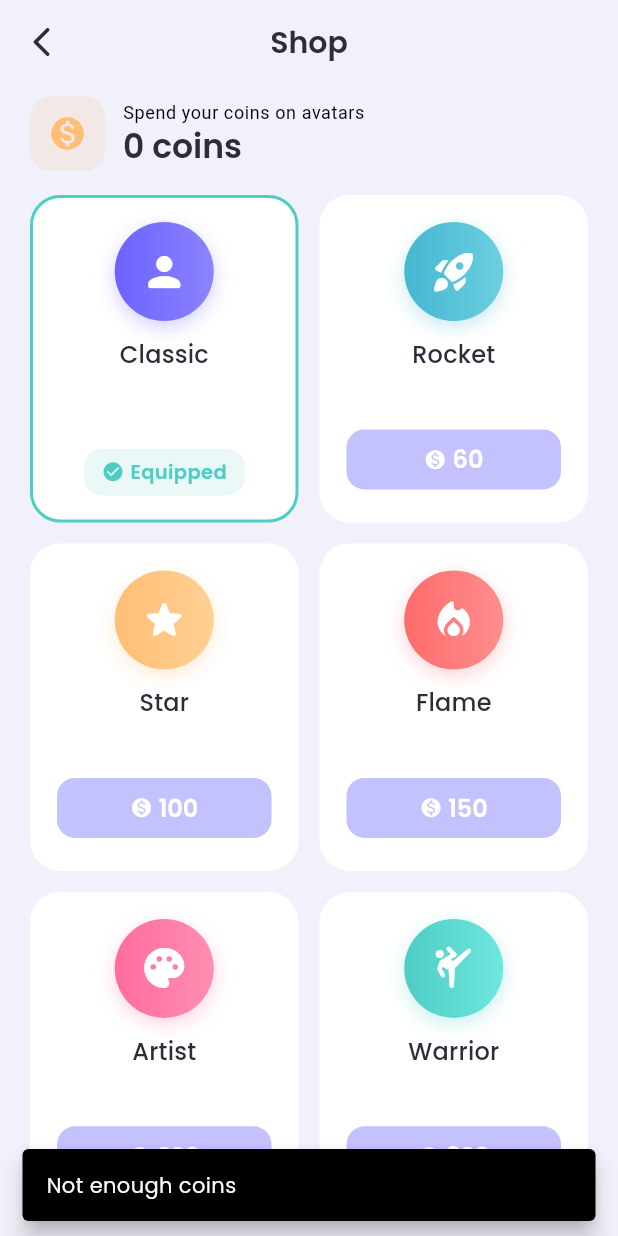
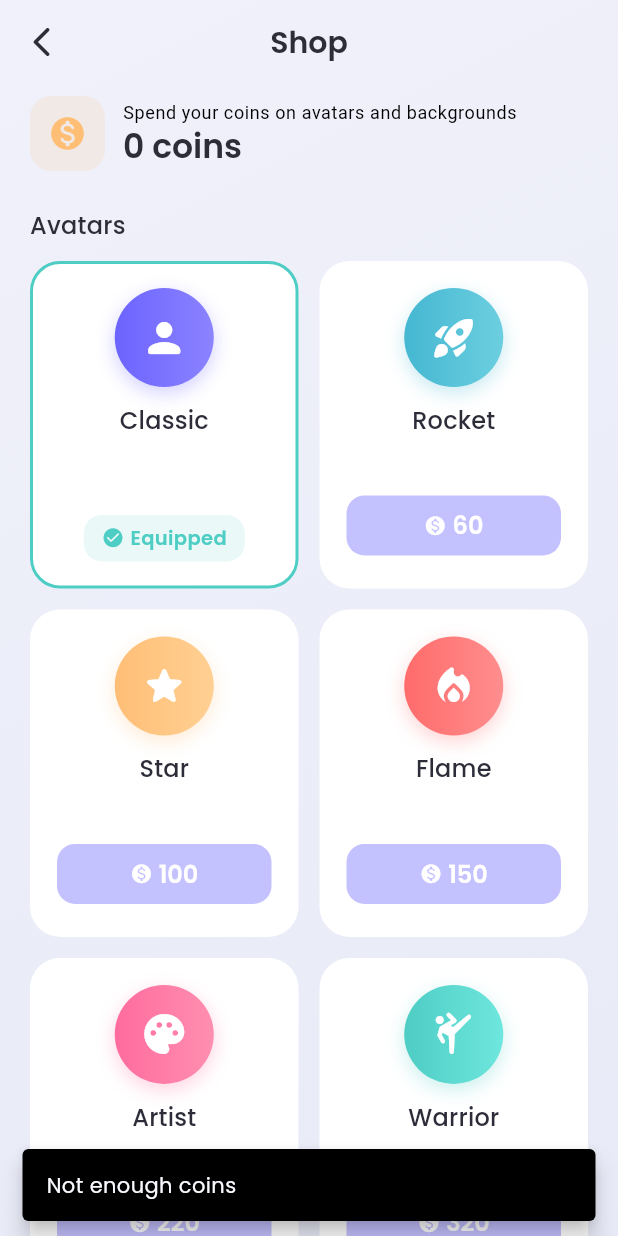
Before and after one commit to ElezDev/PuzzleApp, a Flutter app: the ShopScreen screen opened directly, after a tap on "60", on a phone screen of 412 x 824 dp. Run offline on Flutter 3.47's test engine with Material 3 defaults, Android fonts, the light colour scheme and no system bars; our stand-ins replace audioplayers, confetti, flutter_staggered_animations, google_fonts, sqflite; accounts and stored records are empty.

Commit message:
Implement background customization feature with dynamic theming. Update AppProvider to manage equipped backgrounds and enhance shop screen for background purchases and equips. Add localization for background names in Spanish and English.

```diff
--- a/lib/core/app_theme.dart
+++ b/lib/core/app_theme.dart
@@ -14,8 +14,6 @@ class AppTheme {
   static const Color _surfaceDark = Color(0xFF1A1B2E);
   static const Color _cardLight = Color(0xFFFFFFFF);
   static const Color _cardDark = Color(0xFF252742);
-  static const Color _bgLight = Color(0xFFF0F1FA);
-  static const Color _bgDark = Color(0xFF12131E);
 
   static ThemeData lightTheme = ThemeData(
     useMaterial3: true,
@@ -27,7 +25,7 @@ class AppTheme {
       surface: _surfaceLight,
       error: error,
     ),
-    scaffoldBackgroundColor: _bgLight,
+    scaffoldBackgroundColor: Colors.transparent,
     cardColor: _cardLight,
     textTheme: GoogleFonts.poppinsTextTheme(
       const TextTheme(
@@ -90,7 +88,7 @@ class AppTheme {
       surface: _surfaceDark,
       error: error,
     ),
-    scaffoldBackgroundColor: _bgDark,
+    scaffoldBackgroundColor: Colors.transparent,
     cardColor: _cardDark,
     textTheme: GoogleFonts.poppinsTextTheme(
       const TextTheme(
--- a/lib/l10n/app_strings.dart
+++ b/lib/l10n/app_strings.dart
@@ -62,9 +62,10 @@ class AppStrings {
   String get coins => isSpanish ? 'Monedas' : 'Coins';
   String get shop => isSpanish ? 'Tienda' : 'Shop';
   String get shopSubtitle => isSpanish
-      ? 'Gasta tus monedas en avatares'
-      : 'Spend your coins on avatars';
+      ? 'Gasta tus monedas en avatares y fondos'
+      : 'Spend your coins on avatars and backgrounds';
   String get avatars => isSpanish ? 'Avatares' : 'Avatars';
+  String get backgrounds => isSpanish ? 'Fondos' : 'Backgrounds';
   String get buy => isSpanish ? 'Comprar' : 'Buy';
   String get equip => isSpanish ? 'Equipar' : 'Equip';
   String get equipped => isSpanish ? 'Equipado' : 'Equipped';
@@ -101,6 +102,26 @@ class AppStrings {
       ? 'Se desbloquea en el nivel $level'
       : 'Unlocks at level $level';
   String get locked => isSpanish ? 'Bloqueado' : 'Locked';
+  String backgroundName(String id) {
+    switch (id) {
+      case 'bg_default':
+        return isSpanish ? 'Clásico' : 'Classic';
+      case 'bg_sunset':
+        return isSpanish ? 'Atardecer' : 'Sunset';
+      case 'bg_ocean':
+        return isSpanish ? 'Océano' : 'Ocean';
+      case 'bg_forest':
+        return isSpanish ? 'Bosque' : 'Forest';
+      case 'bg_midnight':
+        return isSpanish ? 'Medianoche' : 'Midnight';
+      case 'bg_neon':
+        return isSpanish ? 'Neón' : 'Neon';
+      case 'bg_galaxy':
+        return isSpanish ? 'Galaxia' : 'Galaxy';
+      default:
+        return id;
+    }
+  }
   String get changeName => isSpanish ? 'Cambiar nombre' : 'Change name';
   String get yourName => isSpanish ? 'Tu nombre' : 'Your name';
   String get cancel => isSpanish ? 'Cancelar' : 'Cancel';
--- a/lib/main.dart
+++ b/lib/main.dart
@@ -27,6 +27,10 @@ class PuzlessApp extends StatelessWidget {
   @override
   Widget build(BuildContext context) {
     final provider = context.watch<AppProvider>();
+    final background = provider.equippedBackground;
+    final colors = provider.isDarkMode
+        ? background.darkColors
+        : background.lightColors;
 
     return MaterialApp(
       onGenerateTitle: (context) => AppStrings.of(context).appTitle,
@@ -37,6 +41,18 @@ class PuzlessApp extends StatelessWidget {
       locale: provider.locale,
       supportedLocales: AppStrings.supportedLocales,
       localizationsDelegates: AppStrings.localizationsDelegates,
+      builder: (context, child) => AnimatedContainer(
+        duration: const Duration(milliseconds: 400),
+        curve: Curves.easeInOut,
+        decoration: BoxDecoration(
+          gradient: LinearGradient(
+            begin: Alignment.topLeft,
+            end: Alignment.bottomRight,
+            colors: colors,
+          ),
+        ),
+        child: child,
+      ),
       home: const MainShell(),
     );
   }
--- /dev/null
+++ b/lib/models/app_background.dart
@@ -0,0 +1,69 @@
+import 'package:flutter/material.dart';
+
+class AppBackground {
+  final String id;
+  final List<Color> lightColors;
+  final List<Color> darkColors;
+  final int price;
+
+  const AppBackground({
+    required this.id,
+    required this.lightColors,
+    required this.darkColors,
+    required this.price,
+  });
+
+  static const List<AppBackground> all = [
+    AppBackground(
+      id: 'bg_default',
+      lightColors: [Color(0xFFF0F1FA), Color(0xFFE8EAF7)],
+      darkColors: [Color(0xFF12131E), Color(0xFF1A1B2E)],
+      price: 0,
+    ),
+    AppBackground(
+      id: 'bg_sunset',
+      lightColors: [Color(0xFFFFE8D6), Color(0xFFFFD6E8)],
+      darkColors: [Color(0xFF3A1F2B), Color(0xFF241326)],
+      price: 80,
+    ),
+    AppBackground(
+      id: 'bg_ocean',
+      lightColors: [Color(0xFFD6F0FF), Color(0xFFE0E8FF)],
+      darkColors: [Color(0xFF0F2233), Color(0xFF12203A)],
+      price: 120,
+    ),
+    AppBackground(
+      id: 'bg_forest',
+      lightColors: [Color(0xFFDFF5E1), Color(0xFFEAF7E6)],
+      darkColors: [Color(0xFF12261A), Color(0xFF0F1E16)],
+      price: 160,
+    ),
+    AppBackground(
+      id: 'bg_midnight',
+      lightColors: [Color(0xFFE4E0FF), Color(0xFFF0E6FF)],
+      darkColors: [Color(0xFF1A1440), Color(0xFF0D0A24)],
+      price: 220,
+    ),
+    AppBackground(
+      id: 'bg_neon',
+      lightColors: [Color(0xFFFFE0F5), Color(0xFFE0F0FF)],
+      darkColors: [Color(0xFF2A0A3A), Color(0xFF0A1A3A)],
+      price: 320,
+    ),
+    AppBackground(
+      id: 'bg_galaxy',
+      lightColors: [Color(0xFFE8E0FF), Color(0xFFD8E4FF)],
+      darkColors: [Color(0xFF140B2E), Color(0xFF0A0820)],
+      price: 450,
+    ),
+  ];
+
+  static AppBackground get defaultBackground => all.first;
+
+  static AppBackground byId(String id) {
+    return all.firstWhere(
+      (item) => item.id == id,
+      orElse: () => defaultBackground,
+    );
+  }
+}
--- a/lib/providers/app_provider.dart
+++ b/lib/providers/app_provider.dart
@@ -2,6 +2,7 @@ import 'package:flutter/material.dart';
 import '../core/database_helper.dart';
 import '../core/sound_manager.dart';
 import '../models/shop_item.dart';
+import '../models/app_background.dart';
 
 class AppProvider extends ChangeNotifier {
   final DatabaseHelper _db = DatabaseHelper();
@@ -15,6 +16,7 @@ class AppProvider extends ChangeNotifier {
   Map<String, dynamic> _profile = {};
   List<String> _purchases = [];
   String _equippedAvatar = ShopItem.defaultAvatar.id;
+  String _equippedBackground = AppBackground.defaultBackground.id;
   bool _isLoaded = false;
 
   bool get isDarkMode => _isDarkMode;
@@ -40,10 +42,17 @@ class AppProvider extends ChangeNotifier {
 
   ShopItem get equippedAvatar => ShopItem.byId(_equippedAvatar);
 
+  AppBackground get equippedBackground =>
+      AppBackground.byId(_equippedBackground);
+
   bool isPurchased(String itemId) =>
-      itemId == ShopItem.defaultAvatar.id || _purchases.contains(itemId);
+      itemId == ShopItem.defaultAvatar.id ||
+      itemId == AppBackground.defaultBackground.id ||
+      _purchases.contains(itemId);
 
   bool isEquipped(String itemId) => _equippedAvatar == itemId;
+
+  bool isBackgroundEquipped(String itemId) => _equippedBackground == itemId;
 
   double get levelProgress {
     final current = _db.xpInCurrentLevel(totalXp);
@@ -78,6 +87,11 @@ class AppProvider extends ChangeNotifier {
     _equippedAvatar = (avatar == null || avatar.isEmpty)
         ? ShopItem.defaultAvatar.id
         : avatar;
+
+    final background = await _db.getSetting('equipped_background');
+    _equippedBackground = (background == null || background.isEmpty)
+        ? AppBackground.defaultBackground.id
+        : background;
 
     _isLoaded = true;
     notifyListeners();
@@ -144,16 +158,21 @@ class AppProvider extends ChangeNotifier {
     notifyListeners();
   }
 
-  Future<bool> purchaseItem(ShopItem item) async {
-    if (isPurchased(item.id)) return true;
-    final success = await _db.spendCoins(item.price);
+  Future<bool> purchase(String itemId, int price) async {
+    if (isPurchased(itemId)) return true;
+    final success = await _db.spendCoins(price);
     if (!success) return false;
-    await _db.recordPurchase(item.id);
+    await _db.recordPurchase(itemId);
     _profile = await _db.getProfile();
     _purchases = await _db.getPurchases();
     notifyListeners();
     return true;
   }
+
+  Future<bool> purchaseItem(ShopItem item) => purchase(item.id, item.price);
+
+  Future<bool> purchaseBackground(AppBackground item) =>
+      purchase(item.id, item.price);
 
   Future<void> equipAvatar(String itemId) async {
     if (!isPurchased(itemId)) return;
@@ -161,4 +180,11 @@ class AppProvider extends ChangeNotifier {
     await _db.setSetting('equipped_avatar', itemId);
     notifyListeners();
   }
+
+  Future<void> equipBackground(String itemId) async {
+    if (!isPurchased(itemId)) return;
+    _equippedBackground = itemId;
+    await _db.setSetting('equipped_background', itemId);
+    notifyListeners();
+  }
 }
--- a/lib/screens/games/minesweeper_screen.dart
+++ b/lib/screens/games/minesweeper_screen.dart
@@ -382,7 +382,7 @@ class _MineCell extends StatelessWidget {
     Widget child;
     Color bg;
     if (cell.isRevealed) {
-      bg = theme.scaffoldBackgroundColor;
+      bg = theme.colorScheme.surface.withValues(alpha: 0.55);
       if (cell.isMine) {
         child = const Icon(Icons.dangerous_rounded,
             color: AppTheme.error, size: 20);
--- a/lib/screens/games/tic_tac_toe_screen.dart
+++ b/lib/screens/games/tic_tac_toe_screen.dart
@@ -485,7 +485,7 @@ class _BoardCellState extends State<_BoardCell>
         decoration: BoxDecoration(
           color: widget.isWinCell
               ? color.withValues(alpha: 0.15)
-              : Theme.of(context).scaffoldBackgroundColor,
+              : Theme.of(context).colorScheme.surface,
           borderRadius: BorderRadius.circular(16),
         ),
         child: Center(
--- a/lib/screens/shop_screen.dart
+++ b/lib/screens/shop_screen.dart
@@ -3,26 +3,31 @@ import 'package:provider/provider.dart';
 import '../core/app_theme.dart';
 import '../l10n/app_strings.dart';
 import '../models/shop_item.dart';
+import '../models/app_background.dart';
 import '../providers/app_provider.dart';
 
 class ShopScreen extends StatelessWidget {
   const ShopScreen({super.key});
 
-  Future<void> _onItemTap(
-    BuildContext context,
-    AppProvider provider,
-    ShopItem item,
-  ) async {
+  Future<void> _purchaseAndEquip({
+    required BuildContext context,
+    required AppProvider provider,
+    required String id,
+    required int price,
+    required String name,
+    required bool purchased,
+    required bool equipped,
+    required Future<void> Function() equip,
+  }) async {
     final strings = AppStrings.of(context);
+    if (equipped) return;
 
-    if (provider.isEquipped(item.id)) return;
-
-    if (provider.isPurchased(item.id)) {
-      await provider.equipAvatar(item.id);
+    if (purchased) {
+      await equip();
       return;
     }
 
-    if (provider.coins < item.price) {
+    if (provider.coins < price) {
       ScaffoldMessenger.of(context).showSnackBar(
         SnackBar(
           content: Text(strings.notEnoughCoins),
@@ -32,17 +37,15 @@ class ShopScreen extends StatelessWidget {
       return;
     }
 
-    final success = await provider.purchaseItem(item);
+    final success = await provider.purchase(id, price);
     if (!context.mounted) return;
     if (success) {
-      await provider.equipAvatar(item.id);
+      await equip();
       provider.sound.playCoin();
       if (!context.mounted) return;
       ScaffoldMessenger.of(context).showSnackBar(
         SnackBar(
-          content: Text(
-            strings.avatarPurchased(strings.avatarName(item.id)),
-          ),
+          content: Text(strings.avatarPurchased(name)),
           behavior: SnackBarBehavior.floating,
         ),
       );
@@ -64,10 +67,12 @@ class ShopScreen extends StatelessWidget {
         ),
       ),
       body: SafeArea(
-        child: Column(
-          children: [
-            Padding(
-              padding: const EdgeInsets.fromLTRB(20, 8, 20, 16),
+        child: CustomScrollView(
+          physics: const BouncingScrollPhysics(),
+          slivers: [
+            SliverToBoxAdapter(
+              child: Padding(
+                padding: const EdgeInsets.fromLTRB(20, 8, 20, 8),
                 child: Row(
                   children: [
                     Container(
@@ -96,30 +101,88 @@ class ShopScreen extends StatelessWidget {
                   ],
                 ),
               ),
-            Expanded(
-              child: GridView.builder(
-                padding: const EdgeInsets.fromLTRB(20, 0, 20, 24),
-                physics: const BouncingScrollPhysics(),
-                gridDelegate:
-                    const SliverGridDelegateWithFixedCrossAxisCount(
+            ),
+            SliverToBoxAdapter(
+              child: Padding(
+                padding: const EdgeInsets.fromLTRB(20, 16, 20, 12),
+                child: Text(strings.avatars,
+                    style: theme.textTheme.titleMedium),
+              ),
+            ),
+            SliverPadding(
+              padding: const EdgeInsets.symmetric(horizontal: 20),
+              sliver: SliverGrid(
+                gridDelegate: const SliverGridDelegateWithFixedCrossAxisCount(
                   crossAxisCount: 2,
                   mainAxisSpacing: 14,
                   crossAxisSpacing: 14,
                   childAspectRatio: 0.82,
                 ),
-                itemCount: ShopItem.avatars.length,
-                itemBuilder: (context, index) {
+                delegate: SliverChildBuilderDelegate(
+                  (context, index) {
                     final item = ShopItem.avatars[index];
                     return _ShopCard(
                       item: item,
                       purchased: provider.isPurchased(item.id),
                       equipped: provider.isEquipped(item.id),
                       affordable: provider.coins >= item.price,
-                    onTap: () => _onItemTap(context, provider, item),
+                      onTap: () => _purchaseAndEquip(
+                        context: context,
+                        provider: provider,
+                        id: item.id,
+                        price: item.price,
+                        name: strings.avatarName(item.id),
+                        purchased: provider.isPurchased(item.id),
+                        equipped: provider.isEquipped(item.id),
+                        equip: () => provider.equipAvatar(item.id),
+                      ),
                     );
                   },
+                  childCount: ShopItem.avatars.length,
                 ),
               ),
+            ),
+            SliverToBoxAdapter(
+              child: Padding(
+                padding: const EdgeInsets.fromLTRB(20, 24, 20, 12),
+                child: Text(strings.backgrounds,
+                    style: theme.textTheme.titleMedium),
+              ),
+            ),
+            SliverPadding(
+              padding: const EdgeInsets.symmetric(horizontal: 20),
+              sliver: SliverGrid(
+                gridDelegate: const SliverGridDelegateWithFixedCrossAxisCount(
+                  crossAxisCount: 2,
+                  mainAxisSpacing: 14,
+                  crossAxisSpacing: 14,
+                  childAspectRatio: 0.95,
+                ),
+                delegate: SliverChildBuilderDelegate(
+                  (context, index) {
+                    final item = AppBackground.all[index];
+                    return _BackgroundCard(
+                      item: item,
+                      isDark: provider.isDarkMode,
+                      purchased: provider.isPurchased(item.id),
+                      equipped: provider.isBackgroundEquipped(item.id),
+                      onTap: () => _purchaseAndEquip(
+                        context: context,
+                        provider: provider,
+                        id: item.id,
+                        price: item.price,
+                        name: strings.backgroundName(item.id),
+                        purchased: provider.isPurchased(item.id),
+                        equipped: provider.isBackgroundEquipped(item.id),
+                        equip: () => provider.equipBackground(item.id),
+                      ),
+                    );
+                  },
+                  childCount: AppBackground.all.length,
+                ),
+              ),
+            ),
+            const SliverToBoxAdapter(child: SizedBox(height: 24)),
           ],
         ),
       ),
@@ -184,14 +247,145 @@ class _ShopCard extends StatelessWidget {
             overflow: TextOverflow.ellipsis,
           ),
           const Spacer(),
-          if (equipped)
-            _StatusBadge(
-              label: strings.equipped,
+          _ActionButton(
+            purchased: purchased,
+            equipped: equipped,
+            affordable: affordable,
+            price: item.price,
+            onTap: onTap,
+          ),
+        ],
+      ),
+    );
+  }
+}
+
+class _BackgroundCard extends StatelessWidget {
+  final AppBackground item;
+  final bool isDark;
+  final bool purchased;
+  final bool equipped;
+  final VoidCallback onTap;
+
+  const _BackgroundCard({
+    required this.item,
+    required this.isDark,
+    required this.purchased,
+    required this.equipped,
+    required this.onTap,
+  });
+
+  @override
+  Widget build(BuildContext context) {
+    final theme = Theme.of(context);
+    final strings = AppStrings.of(context);
+    final colors = isDark ? item.darkColors : item.lightColors;
+
+    return GestureDetector(
+      onTap: onTap,
+      child: Container(
+        padding: const EdgeInsets.all(12),
+        decoration: BoxDecoration(
+          color: theme.cardColor,
+          borderRadius: BorderRadius.circular(20),
+          border: equipped
+              ? Border.all(color: AppTheme.success, width: 2)
+              : Border.all(color: Colors.transparent, width: 2),
+        ),
+        child: Column(
+          children: [
+            Expanded(
+              child: Container(
+                width: double.infinity,
+                decoration: BoxDecoration(
+                  gradient: LinearGradient(
+                    begin: Alignment.topLeft,
+                    end: Alignment.bottomRight,
+                    colors: colors,
+                  ),
+                  borderRadius: BorderRadius.circular(14),
+                  border: Border.all(
+                    color: theme.colorScheme.primary.withValues(alpha: 0.12),
+                  ),
+                ),
+                child: equipped
+                    ? const Center(
+                        child: Icon(Icons.check_circle_rounded,
+                            color: AppTheme.success, size: 26),
+                      )
+                    : null,
+              ),
+            ),
+            const SizedBox(height: 10),
+            Text(
+              strings.backgroundName(item.id),
+              style: theme.textTheme.titleMedium,
+              maxLines: 1,
+              overflow: TextOverflow.ellipsis,
+            ),
+            const SizedBox(height: 8),
+            _ActionButton(
+              purchased: purchased,
+              equipped: equipped,
+              affordable: true,
+              price: item.price,
+              onTap: onTap,
+            ),
+          ],
+        ),
+      ),
+    );
+  }
+}
+
+class _ActionButton extends StatelessWidget {
+  final bool purchased;
+  final bool equipped;
+  final bool affordable;
+  final int price;
+  final VoidCallback onTap;
+
+  const _ActionButton({
+    required this.purchased,
+    required this.equipped,
+    required this.affordable,
+    required this.price,
+    required this.onTap,
+  });
+
+  @override
+  Widget build(BuildContext context) {
+    final theme = Theme.of(context);
+    final strings = AppStrings.of(context);
+
+    if (equipped) {
+      return Container(
+        padding: const EdgeInsets.symmetric(horizontal: 12, vertical: 6),
+        decoration: BoxDecoration(
+          color: AppTheme.success.withValues(alpha: 0.12),
+          borderRadius: BorderRadius.circular(12),
+        ),
+        child: Row(
+          mainAxisSize: MainAxisSize.min,
+          children: [
+            const Icon(Icons.check_circle_rounded,
+                size: 15, color: AppTheme.success),
+            const SizedBox(width: 4),
+            Text(
+              strings.equipped,
+              style: const TextStyle(
                 color: AppTheme.success,
-              icon: Icons.check_circle_rounded,
-            )
-          else if (purchased)
-            SizedBox(
+                fontWeight: FontWeight.w600,
+                fontSize: 13,
+              ),
+            ),
+          ],
+        ),
+      );
+    }
+
+    if (purchased) {
+      return SizedBox(
         width: double.infinity,
         child: OutlinedButton(
           onPressed: onTap,
@@ -204,9 +398,10 @@ class _ShopCard extends StatelessWidget {
           ),
           child: Text(strings.equip),
         ),
-            )
-          else
-            SizedBox(
+      );
+    }
+
+    return SizedBox(
       width: double.infinity,
       child: ElevatedButton(
         onPressed: onTap,
@@ -225,51 +420,10 @@ class _ShopCard extends StatelessWidget {
             const Icon(Icons.monetization_on_rounded,
                 size: 15, color: Colors.white),
             const SizedBox(width: 4),
-                    Text('${item.price}'),
+            Text('$price'),
           ],
         ),
-              ),
-            ),
-        ],
       ),
     );
   }
 }
-
-class _StatusBadge extends StatelessWidget {
-  final String label;
-  final Color color;
-  final IconData icon;
-
-  const _StatusBadge({
-    required this.label,
-    required this.color,
-    required this.icon,
-  });
-
-  @override
-  Widget build(BuildContext context) {
-    return Container(
-      padding: const EdgeInsets.symmetric(horizontal: 12, vertical: 6),
-      decoration: BoxDecoration(
-        color: color.withValues(alpha: 0.12),
-        borderRadius: BorderRadius.circular(12),
-      ),
-      child: Row(
-        mainAxisSize: MainAxisSize.min,
-        children: [
-          Icon(icon, size: 15, color: color),
-          const SizedBox(width: 4),
-          Text(
-            label,
-            style: TextStyle(
-              color: color,
-              fontWeight: FontWeight.w600,
-              fontSize: 13,
-            ),
-          ),
-        ],
-      ),
-    );
-  }
-}
```
Lines whose indentation alone changed are shown as unchanged.
